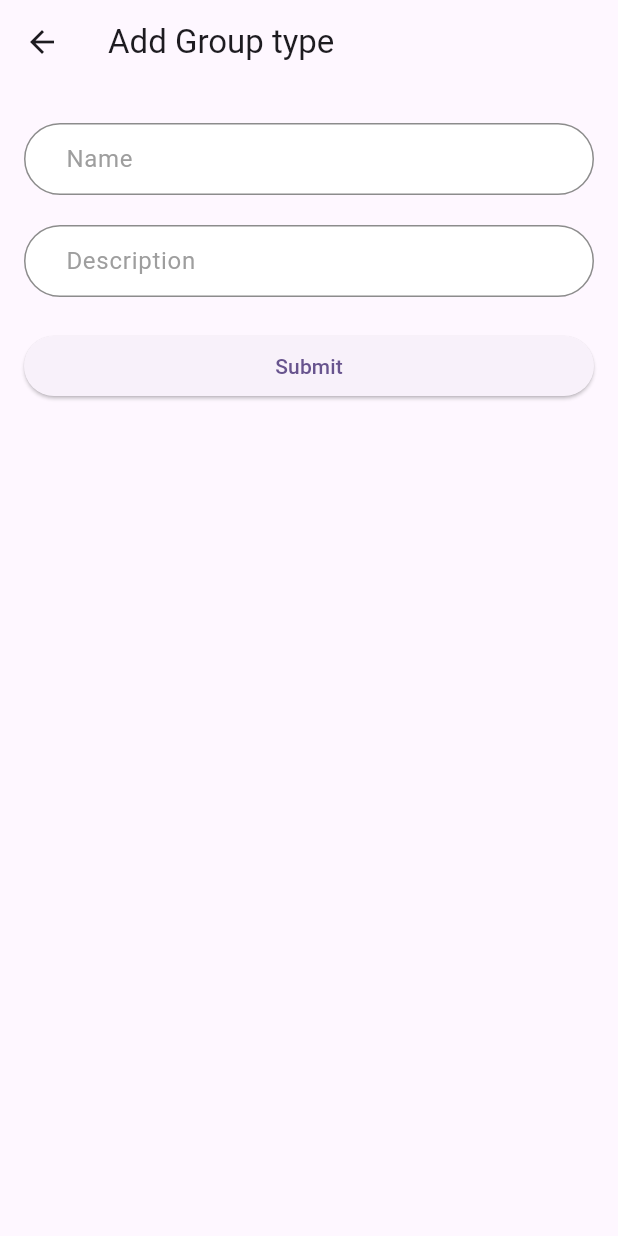
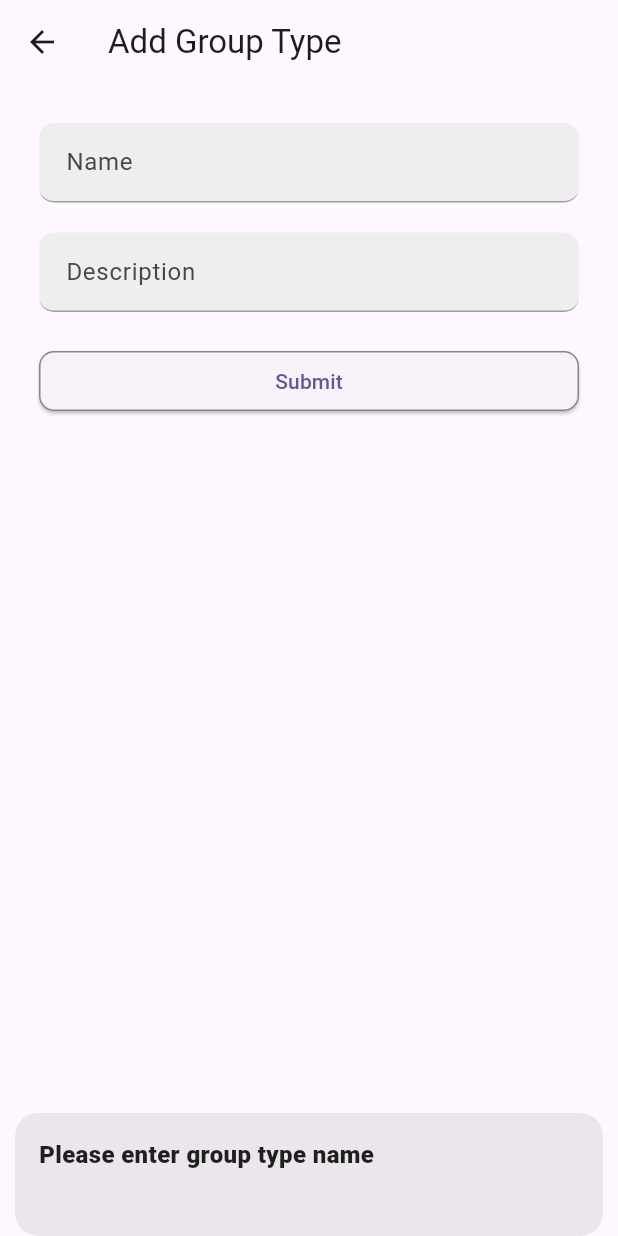
Before and after one commit to kashmira144/group_CRUD, a Flutter app: the AddUpdateGroupTypeScreen screen opened by its route, after a tap on "Submit", on a phone screen of 412 x 824 dp. Run offline on Flutter 3.47's test engine with Material 3 defaults, Android fonts, the phone set to English and light mode, and no system bars; our stand-ins replace connectivity_plus, get; missing offline and left inert: dart:ffi; network calls fail.

Commit message:
CRUD Opertion

```diff
--- a/lib/controller/group_type_controller.dart
+++ b/lib/controller/group_type_controller.dart
@@ -13,10 +13,16 @@ import 'package:http/http.dart' as http;
 
 class GroupTypeController extends GetxController {
   RxList groupTypeList = [].obs;
+  TextEditingController nameController = TextEditingController();
+  TextEditingController descriptionController = TextEditingController();
+  late int selectedIndex;
+  late String title = "Add Group Type";
   var groupType = Rows(
+          id: -1,
           name: StringConstants.TEXT_EMPTY,
           description: StringConstants.TEXT_EMPTY,
-          showDivisionReport: StringConstants.IS_SELECTED_TRUE)
+          showDivisionReport: StringConstants.IS_SELECTED_TRUE,
+          isActive: StringConstants.IS_SELECTED_TRUE)
       .obs;
 
   @override
@@ -27,7 +33,7 @@ class GroupTypeController extends GetxController {
 
   Future<void> fetchGroupTypes() async {
     try {
-      String groupTypeApiURL = "group-types?PageSize=50";
+      String groupTypeApiURL = "group-types?IsDescending=true&PageSize=100";
       var response = await ApiService().getApiCalling(groupTypeApiURL);
       if (response.statusCode == 200) {
         final List<dynamic> responseData =
@@ -42,19 +48,66 @@ class GroupTypeController extends GetxController {
     }
   }
 
-  Future<void> updateGroupTypes(groupTypeId, dynamic body) async {
+  void selectGroupType(int index) {
+    if (index == -1) {
+      title = "Add Group Type";
+      selectedIndex = index;
+      groupType = Rows(
+              id: -1,
+              name: StringConstants.TEXT_EMPTY,
+              description: StringConstants.TEXT_EMPTY,
+              showDivisionReport: StringConstants.IS_SELECTED_TRUE,
+              isActive: StringConstants.IS_SELECTED_TRUE)
+          .obs;
+      nameController.text = groupType.value.name.toString();
+      descriptionController.text = groupType.value.description.toString();
+    } else {
+      title = "Update Group Type";
+      selectedIndex = index;
+      groupType.value = groupTypeList[index];
+      nameController.text = groupType.value.name.toString();
+      descriptionController.text = groupType.value.description.toString();
+    }
+  }
+
+  Future<dynamic> updateGroupTypes(
+      groupTypeId, groupTypeName, groupTypeDescription) async {
     try {
       String groupTypeApiURL = "group-types/$groupTypeId";
+      var body = {
+        "Name": groupTypeName,
+        "Description": groupTypeDescription,
+        "ShowDivisionReport": StringConstants.IS_SELECTED_TRUE,
+        "IsActive": StringConstants.IS_SELECTED_TRUE,
+      };
       var response = await ApiService().putApiCalling(groupTypeApiURL, body);
-      print("updatedGroupType0---${response.statusCode}");
+      if (response.statusCode == 200) {
+        groupTypeList[selectedIndex] = Rows(
+          id: groupTypeId,
+          name: groupTypeName,
+          description: groupTypeDescription,
+          showDivisionReport: StringConstants.IS_SELECTED_TRUE,
+          isActive: StringConstants.IS_SELECTED_TRUE,
+        );
+      } else {
+        throw Exception('Failed to load group types');
+      }
+    } catch (e) {
+      print('Error fetching group types: $e');
+    }
+  }
 
-      if (response.statusCode == 200) {
-        final updatedGroupType = Rows.fromJson(jsonDecode(response.body));
-        final index =
-            groupTypeList.indexWhere((element) => element.id == groupTypeId);
-        if (index != -1) {
-          groupTypeList[index] = updatedGroupType;
-        }
+  Future<dynamic> addGroupTypes(groupTypeName, groupTypeDescription) async {
+    try {
+      String groupTypeApiURL = "group-types";
+      var body = {
+        "Name": groupTypeName,
+        "Description": groupTypeDescription,
+        "ShowDivisionReport": StringConstants.IS_SELECTED_TRUE,
+        "IsActive": StringConstants.IS_SELECTED_TRUE,
+      };
+      var response = await ApiService().postApiCalling(groupTypeApiURL, body);
+      if (response.statusCode == 200 || response.statusCode == 201) {
       } else {
         throw Exception('Failed to load group types');
       }
--- a/lib/model/group_type_response.dart
+++ b/lib/model/group_type_response.dart
@@ -66,10 +66,13 @@ class Rows {
 
   Rows(
       {this.id,
-        this.name,
-        this.description,
-        this.showDivisionReport,
-        this.isActive});
+      this.name,
+      this.description,
+      this.showDivisionReport,
+      this.isActive});
+
+  Rows.add(
+      {this.name, this.description, this.showDivisionReport, this.isActive});
 
   Rows.fromJson(Map<String, dynamic> json) {
     id = json['Id'];
--- a/lib/network/api_provider.dart
+++ b/lib/network/api_provider.dart
@@ -18,9 +18,7 @@ class ApiProvider {
             StringConstants.HEADER_PARAM_APPLICATION_JSON,
       }).then((response) async {
         responseJson = response;
-        print('${StringConstants.BASE_URL}$url');
       }).catchError((onError) {
-        print("onError---${onError}");
         return onError;
       });
       return responseJson;
@@ -47,10 +45,8 @@ class ApiProvider {
               body: jsonEncode(body),
               headers: header)
           .then((response) async {
-        print("--Put ${StringConstants.BASE_URL}$url  $response ");
         responseJson = response;
       }).catchError((onError) {
-        print("--Put onERROR ${StringConstants.BASE_URL}$url $onError ");
         return onError;
       });
       return responseJson;
@@ -77,10 +73,8 @@ class ApiProvider {
               body: jsonEncode(body),
               headers: header)
           .then((response) async {
-        print("--POST ${StringConstants.BASE_URL}$url  ${response.body} ");
         responseJson = response;
       }).catchError((onError) {
-        print("--POST onERROR ${StringConstants.BASE_URL}$url $onError ");
         return Future.error(onError());
       });
       return responseJson;
--- a/lib/network/api_response_handler.dart
+++ b/lib/network/api_response_handler.dart
@@ -6,8 +6,6 @@ import 'package:http/http.dart' as http;
 
 class ApiResponseHandler {
   response(dataResponse, successResponse) {
-    print("Suc3esssuccessResponse--${dataResponse.statusCode}");
-
     if (dataResponse is http.Response) {
       switch (dataResponse.statusCode) {
         case NumberConstant.INT_TWO_HUNDRED:
--- a/lib/ui/add_update_group_type_screen.dart
+++ b/lib/ui/add_update_group_type_screen.dart
@@ -1,16 +1,12 @@
 import 'package:flutter/material.dart';
 import 'package:get/get.dart';
 import 'package:group_crud/controller/group_type_controller.dart';
-import 'package:group_crud/model/group_type_response.dart';
-import 'package:group_crud/utils/edit_text_field.dart';
 import 'package:group_crud/utils/number_constants.dart';
+import 'package:group_crud/utils/string_constants.dart';
 import 'package:group_crud/utils/utils.dart';
 
 class AddUpdateGroupTypeScreen extends StatelessWidget {
   final GroupTypeController _controller = Get.find();
-
-  // final GroupTypeController _controller = Get.put(GroupTypeController());
-  FocusNode focusNode = FocusNode();
 
   @override
   Widget build(BuildContext context) {
@@ -20,7 +16,7 @@ class AddUpdateGroupTypeScreen extends StatelessWidget {
       },
       child: Scaffold(
         appBar: AppBar(
-          title: Text('Add Group type'),
+          title: Text(_controller.title),
         ),
         body: Padding(
           padding: EdgeInsets.all(16.0),
@@ -28,51 +24,87 @@ class AddUpdateGroupTypeScreen extends StatelessWidget {
             child: Column(
               crossAxisAlignment: CrossAxisAlignment.start,
               children: [
-                WidgetEditTextField(
-                  controller: TextEditingController(
-                      text: _controller.groupType.value.name),
+                Padding(
+                  padding: EdgeInsets.all(10),
+                  child: TextField(
+                    autofocus: false,
+                    style: TextStyle(fontSize: 15.0, color: Colors.black),
+                    controller: _controller.nameController,
                     onChanged: (value) {
+                      _controller.nameController.text = value;
                       _controller.groupType.update((val) {
                         val!.name = value;
                       });
                     },
-                  focusNode: focusNode,
-                  textFieldHint: "Name",
-                  textInputType: TextInputType.name,
-                  onSubmitField: () {},
+                    decoration: InputDecoration(
+                      border: InputBorder.none,
+                      hintText: 'Name',
+                      labelText: 'Name',
+                      filled: true,
+                      fillColor: Colors.grey.shade200,
+                      contentPadding: const EdgeInsets.only(
+                          left: 14.0, bottom: 6.0, top: 8.0),
+                      focusedBorder: OutlineInputBorder(
+                        borderSide: BorderSide(color: Colors.black45),
+                        borderRadius: BorderRadius.circular(10.0),
                       ),
-                WidgetEditTextField(
-                  controller: TextEditingController(
-                      text: _controller.groupType.value.description),
+                      enabledBorder: UnderlineInputBorder(
+                        borderSide: BorderSide(color: Colors.grey),
+                        borderRadius: BorderRadius.circular(10.0),
+                      ),
+                    ),
+                  ),
+                ),
+                Padding(
+                  padding: EdgeInsets.all(10),
+                  child: TextField(
+                    controller: _controller.descriptionController,
                     onChanged: (value) {
+                      _controller.descriptionController.text = value;
                       _controller.groupType.update((val) {
                         val!.description = value;
                       });
                     },
-                  focusNode: focusNode,
-                  textFieldHint: "Description",
-                  textInputType: TextInputType.name,
-                  onSubmitField: () {},
+                    autofocus: false,
+                    style: TextStyle(fontSize: 15.0, color: Colors.black),
+                    decoration: InputDecoration(
+                      border: InputBorder.none,
+                      hintText: 'Description',
+                      labelText: 'Description',
+                      filled: true,
+                      fillColor: Colors.grey.shade200,
+                      contentPadding: const EdgeInsets.only(
+                          left: 14.0, bottom: 6.0, top: 8.0),
+                      focusedBorder: OutlineInputBorder(
+                        borderSide: BorderSide(color: Colors.black45),
+                        borderRadius: BorderRadius.circular(10.0),
+                      ),
+                      enabledBorder: UnderlineInputBorder(
+                        borderSide: BorderSide(color: Colors.grey),
+                        borderRadius: BorderRadius.circular(10.0),
+                      ),
+                    ),
+                  ),
                 ),
                 const SizedBox(height: NumberConstant.DOUBLE_SIXTEEN),
-                SizedBox(
+                Padding(
+                  padding: const EdgeInsets.symmetric(horizontal: 10.0),
+                  child: SizedBox(
                     width: double.infinity,
                     height: NumberConstant.DOUBLE_FORTY,
                     child: ElevatedButton(
+                      style: ButtonStyle(
+                          shape:
+                              MaterialStateProperty.all<RoundedRectangleBorder>(
+                                  RoundedRectangleBorder(
+                                      borderRadius: BorderRadius.circular(10.0),
+                                      side:
+                                          BorderSide(color: Colors.black45)))),
                       onPressed: () async {
-                      if (validate()) {
-                        var body = {
-                          "Name": _controller.groupType.value.name,
-                          "Description":
-                              _controller.groupType.value.description,
-                          "ShowDivisionReport": true,
-                          "IsActive": true
-                        };
-                        await _controller.updateGroupTypes(
-                            _controller.groupType.value.id, body);
-                      }
+                        validate(context);
                       },
                       child: Text('Submit'),
+                    ),
                   ),
                 ),
               ],
@@ -83,12 +115,58 @@ class AddUpdateGroupTypeScreen extends StatelessWidget {
     );
   }
 
-  bool validate() {
-    if (_controller.groupType.value.name == "") {
+  validate(BuildContext context) async {
+    if (_controller.groupType.value.name?.isEmpty ==
+        StringConstants.IS_SELECTED_TRUE) {
+      Get.snackbar("Please enter group type name", "",
+          snackPosition: SnackPosition.BOTTOM);
       return false;
-    } else if (_controller.groupType.value.description == "") {
+    } else if (_controller.groupType.value.description?.isEmpty ==
+        StringConstants.IS_SELECTED_TRUE) {
+      Get.snackbar("Please enter group type description", "",
+          snackPosition: SnackPosition.BOTTOM);
       return false;
+    } else {
+      if (_controller.title == "Update Group Type") {
+        try {
+          await _controller
+              .updateGroupTypes(
+                  _controller.groupType.value.id,
+                  _controller.groupType.value.name,
+                  _controller.groupType.value.description)
+              .then((value) => {
+                    Get.back(),
+                    Get.snackbar("Update Successfully.", "",
+                        snackPosition: SnackPosition.BOTTOM),
+                  })
+              .catchError((onError) {
+            Get.snackbar(onError.toString(), "",
+                snackPosition: SnackPosition.BOTTOM);
+          });
+        } catch (exception) {
+          Get.snackbar(exception.toString(), "",
+              snackPosition: SnackPosition.BOTTOM);
         }
-    return true;
+      } else {
+        try {
+          await _controller
+              .addGroupTypes(_controller.groupType.value.name,
+                  _controller.groupType.value.description)
+              .then((value) => {
+                    _controller.fetchGroupTypes(),
+                    Get.back(),
+                    Get.snackbar("Add Successfully.", "",
+                        snackPosition: SnackPosition.BOTTOM),
+                  })
+              .catchError((onError) {
+            Get.snackbar(onError.toString(), "",
+                snackPosition: SnackPosition.BOTTOM);
+          });
+        } catch (exception) {
+          Get.snackbar(exception.toString(), "",
+              snackPosition: SnackPosition.BOTTOM);
         }
       }
+    }
+  }
+}
--- a/lib/utils/edit_text_field.dart
+++ /dev/null
@@ -1,149 +0,0 @@
-import 'package:flutter/material.dart';
-import 'package:flutter/services.dart';
-import 'package:group_crud/utils/number_constants.dart';
-import 'package:group_crud/utils/string_constants.dart';
-import 'package:group_crud/utils/utils.dart';
-
-class WidgetEditTextField extends StatefulWidget {
-  //String
-  final String textFieldHint;
-  final String? helperText;
-  final String? counterText;
-
-  //Boolean
-  final bool obscureText;
-  final bool? isFilled;
-  final bool? isEnabled;
-  final bool? isReadOnly;
-
-  //Integers
-  final int? maxLength;
-
-  //Objects
-  final TextInputAction? textInputAction;
-  final TextInputType textInputType;
-  final TextEditingController? controller;
-  final Widget? suffixIcon;
-  final Widget? prefixIcon;
-  final Function onSubmitField;
-  final Function? onChanged;
-  final Function? onEditingComplete;
-  final Function? onTap;
-  final TextCapitalization textCapitalization;
-
-  final List<TextInputFormatter>? inputFormatter;
-
-  final FocusNode? focusNode;
-  final List<String>? autofillHints;
-  final bool? enableSuggestions;
-  final bool? autoCorrect;
-
-  const WidgetEditTextField(
-      {Key? key,
-        required this.textFieldHint,
-        required this.textInputType,
-        this.textInputAction = TextInputAction.next,
-        this.obscureText = StringConstants.IS_SELECTED_FALSE,
-        required this.controller,
-        this.suffixIcon,
-        this.prefixIcon,
-        this.maxLength,
-        required this.onSubmitField,
-        this.onChanged,
-        this.onEditingComplete,
-        this.helperText,
-        this.isFilled = StringConstants.IS_SELECTED_TRUE,
-        this.isEnabled,
-        this.counterText,
-        this.isReadOnly,
-        this.inputFormatter,
-        this.focusNode,
-        this.onTap,
-        this.autofillHints,
-        this.enableSuggestions,
-        this.autoCorrect,
-        this.textCapitalization = TextCapitalization.none})
-      : super(key: key);
-
-  @override
-  State<WidgetEditTextField> createState() => _WidgetEditTextFieldState();
-}
-
-class _WidgetEditTextFieldState extends State<WidgetEditTextField> {
-  @override
-  Widget build(BuildContext context) {
-    return Padding(
-        padding: const EdgeInsets.only(
-          top: NumberConstant.DOUBLE_TEN,
-          bottom: NumberConstant.DOUBLE_TEN,
-        ),
-        child: TextField(
-          onTapOutside: (value) => hideKeyboard(),
-          focusNode: widget.focusNode,
-          inputFormatters: widget.inputFormatter,
-          readOnly: widget.isReadOnly ?? StringConstants.IS_SELECTED_FALSE,
-          enabled: widget.isEnabled,
-          controller: widget.controller,
-          autofillHints: widget.autofillHints,
-          enableSuggestions:
-          widget.enableSuggestions ?? StringConstants.IS_SELECTED_FALSE,
-          autocorrect: widget.autoCorrect ?? StringConstants.IS_SELECTED_FALSE,
-          smartDashesType: SmartDashesType.enabled,
-          style: const TextStyle(
-              color: Colors.black,
-              fontSize: NumberConstant.DOUBLE_FOURTEEN,
-              fontWeight: FontWeight.w400),
-          textCapitalization:
-          widget.textCapitalization ?? TextCapitalization.none,
-          decoration: InputDecoration(
-              labelText: widget.textFieldHint,
-              labelStyle: const TextStyle(color: Colors.grey),
-              counterText: StringConstants.TEXT_EMPTY,
-              contentPadding: const EdgeInsets.only(
-                top: NumberConstant.DOUBLE_FOURTEEN,
-                bottom: NumberConstant.DOUBLE_THIRTEEN,
-                left: NumberConstant.DOUBLE_TWENTY_FOUR,
-                right: NumberConstant.DOUBLE_TWENTY_FOUR,
-              ),
-              enabledBorder: const OutlineInputBorder(
-                  borderSide: BorderSide(color: Colors.black45),
-                  borderRadius: BorderRadius.all(
-                      Radius.circular(NumberConstant.DOUBLE_THIRTY_EIGHT))),
-              focusedBorder: const OutlineInputBorder(
-                  borderSide: BorderSide(color: Colors.black45),
-                  borderRadius: BorderRadius.all(
-                      Radius.circular(NumberConstant.DOUBLE_THIRTY_EIGHT))),
-              filled: widget.isFilled,
-              hintStyle: const TextStyle(
-                  color: Colors.white,
-                  fontSize: NumberConstant.DOUBLE_FOURTEEN,
-                  fontWeight: FontWeight.w400),
-              hintText: widget.textFieldHint,
-              fillColor: Colors.white,
-              suffixIcon: widget.suffixIcon,
-              helperText: widget.helperText,
-              prefixIcon: widget.prefixIcon),
-          keyboardType: widget.textInputType,
-          onSubmitted: (value) {
-            widget.onSubmitField();
-          },
-          obscureText: widget.obscureText,
-          maxLength: widget.maxLength,
-          onChanged: (value) {
-            if (widget.onChanged != null) {
-              widget.onChanged!();
-            }
-          },
-          onEditingComplete: () {
-            if (widget.onEditingComplete != null) {
-              widget.onEditingComplete!();
-            }
-          },
-          onTap: () {
-            if (widget.onTap != null) {
-              widget.onTap!();
-            }
-          },
-        ));
-  }
-}
```
Also changed, not shown: lib/ui/group_type_listing_screen.dart (+17 -8 lines), lib/utils/vertical_title_subtitle_shimmer_widget.dart (deleted, +0 -69 lines). Lines whose indentation alone changed are shown as unchanged.
